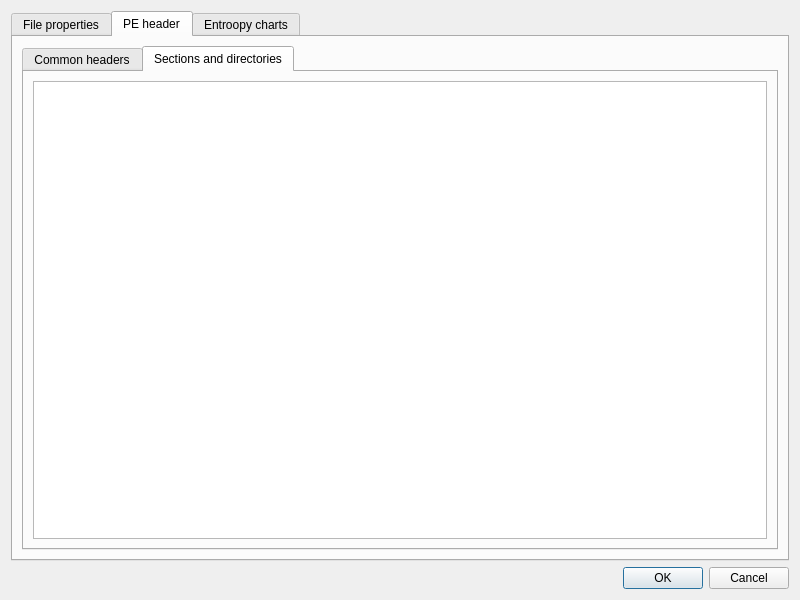
Before: the Qt Designer form fpropsdialog.ui in vvd7683/SimScanner, drawn with Qt 5.
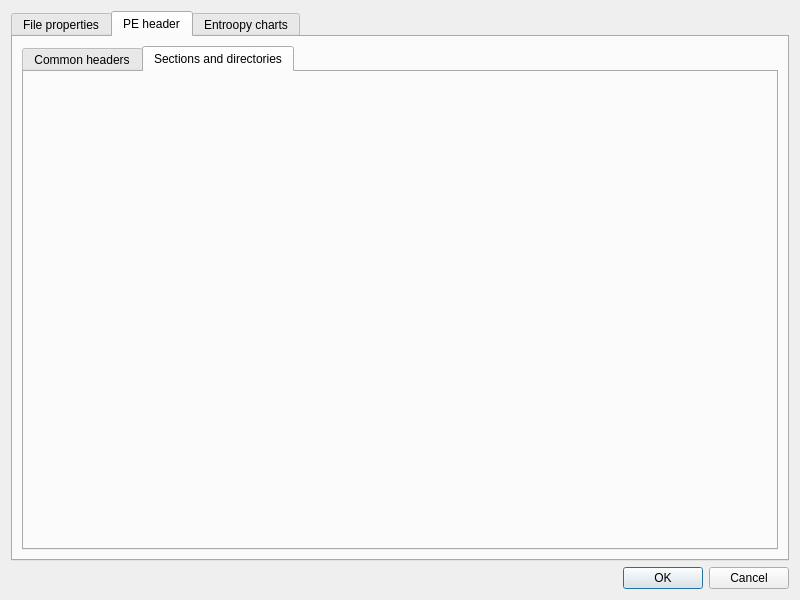
After: the same form once the commit is applied. The open tabs and pages were chosen to show the change. Icons and pictures are not drawn.

```diff
--- a/fpropsdialog.ui
+++ b/fpropsdialog.ui
@@ -536,39 +536,7 @@
           <attribute name="title">
            <string>Sections and directories</string>
           </attribute>
-          <layout class="QHBoxLayout" name="horizontalLayout_7">
-           <item>
-            <widget class="QTreeWidget" name="treeSections">
-             <property name="columnCount">
-              <number>3</number>
-             </property>
-             <attribute name="headerVisible">
-              <bool>false</bool>
-             </attribute>
-             <attribute name="headerDefaultSectionSize">
-              <number>200</number>
-             </attribute>
-             <attribute name="headerMinimumSectionSize">
-              <number>150</number>
-             </attribute>
-             <column>
-              <property name="text">
-               <string notr="true">1</string>
-              </property>
-             </column>
-             <column>
-              <property name="text">
-               <string notr="true">2</string>
-              </property>
-             </column>
-             <column>
-              <property name="text">
-               <string notr="true">3</string>
-              </property>
-             </column>
-            </widget>
-           </item>
-          </layout>
+          <layout class="QHBoxLayout" name="horizontalLayout_7"/>
          </widget>
         </widget>
        </item>
```
Left out of the diff: 2 changed lines with no effect on the pictures.
